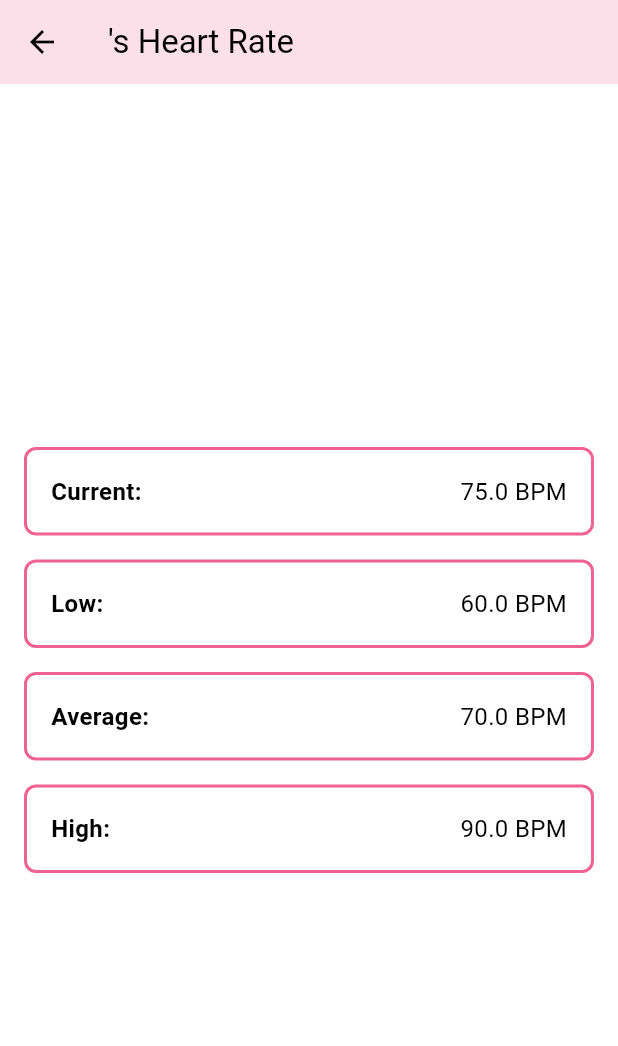
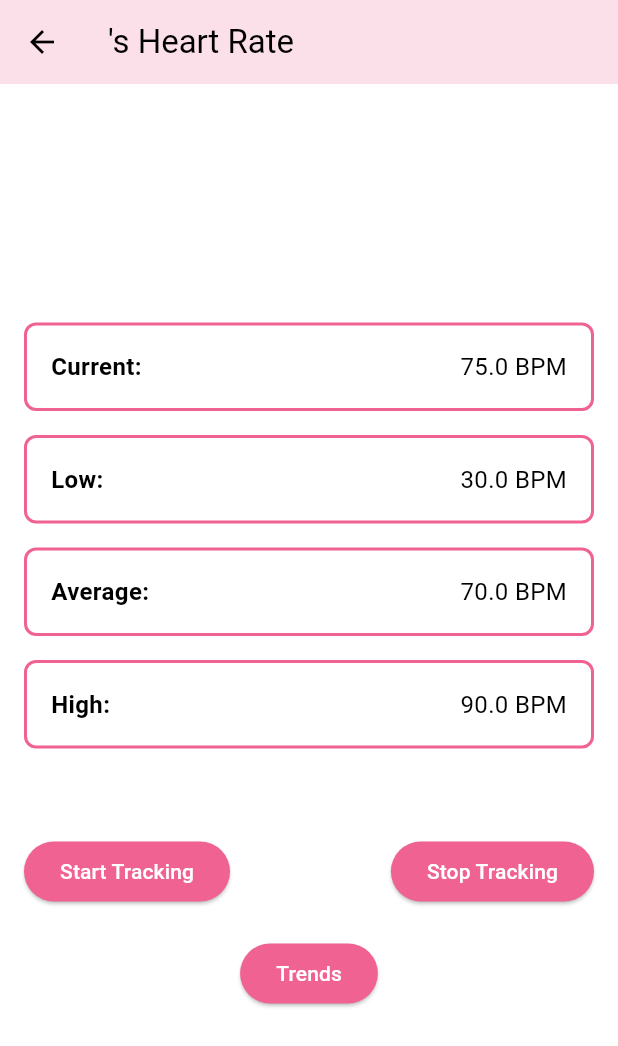
Before and after one commit to FabioKoshy/PawTrack, a Flutter app: the HeartRatePage screen opened directly, on a phone screen of 412 x 824 dp. Shown: the top 1046 px of the screen. Run offline on Flutter 3.47's test engine with Material 3 defaults, Android fonts, the phone set to English and light mode, and no system bars; our stand-ins replace firebase_auth, firebase_core, fl_chart, flutter_animate, flutter_dotenv, flutter_svg and 1 more; accounts and stored records are empty.

Commit message:
Heart rate page modified

```diff
--- a/lib/pages/heart_rate_page.dart
+++ b/lib/pages/heart_rate_page.dart
@@ -1,4 +1,5 @@
 import 'package:flutter/material.dart';
+import 'package:pawtrack/pages/HeartRateTrendsPage.dart';
 
 class HeartRatePage extends StatefulWidget {
   final String petName;
@@ -12,7 +13,7 @@ class HeartRatePage extends StatefulWidget {
 class _HeartRatePageState extends State<HeartRatePage> {
   double currentBPM = 75.0;
   double averageBPM = 70.0;
-  double lowBPM = 60.0;
+  double lowBPM = 30.0;
   double highBPM = 90.0;
 
   @override
@@ -91,6 +92,54 @@ class _HeartRatePageState extends State<HeartRatePage> {
                 ],
               ),
             ),
+            const SizedBox(height: 50), // Reduced space to fit the new button
+            Row(
+              children: [
+                ElevatedButton(
+                  style: ElevatedButton.styleFrom(
+                    backgroundColor: Theme.of(context).colorScheme.primary,
+                    foregroundColor: Colors.white,
+                  ),
+                  onPressed: () {
+                    // Add functionality for "Start Tracking" button
+                  },
+                  child: const Text("Start Tracking"),
+                ),
+                const Spacer(), // Pushes the next widget to the right
+                ElevatedButton(
+                  style: ElevatedButton.styleFrom(
+                    backgroundColor: Theme.of(context).colorScheme.primary,
+                    foregroundColor: Colors.white,
+                  ),
+                  onPressed: () {
+                    // Add functionality for "Stop Tracking" button
+                  },
+                  child: const Text("Stop Tracking"),
+                ),
+              ],
+            ),
+            const SizedBox(height: 20), // Space between the two buttons
+            ElevatedButton(
+              style: ElevatedButton.styleFrom(
+                backgroundColor: Theme.of(context).colorScheme.primary,
+                foregroundColor: Colors.white,
+              ),
+              onPressed: () {
+                Navigator.push(
+                  context,
+                  MaterialPageRoute(
+                    builder: (context) => HeartRateTrendsPage(
+                      petName: widget.petName,
+                      currentBPM: currentBPM,
+                      lowBPM: lowBPM,
+                      averageBPM: averageBPM,
+                      highBPM: highBPM,
+                    ),
+                  ),
+                );
+              },
+              child: const Text("Trends"),
+            ),
           ],
         ),
       ),
```
Also changed, not shown: lib/pages/HeartRateTrendsPage.dart (added, +108 -0 lines).
